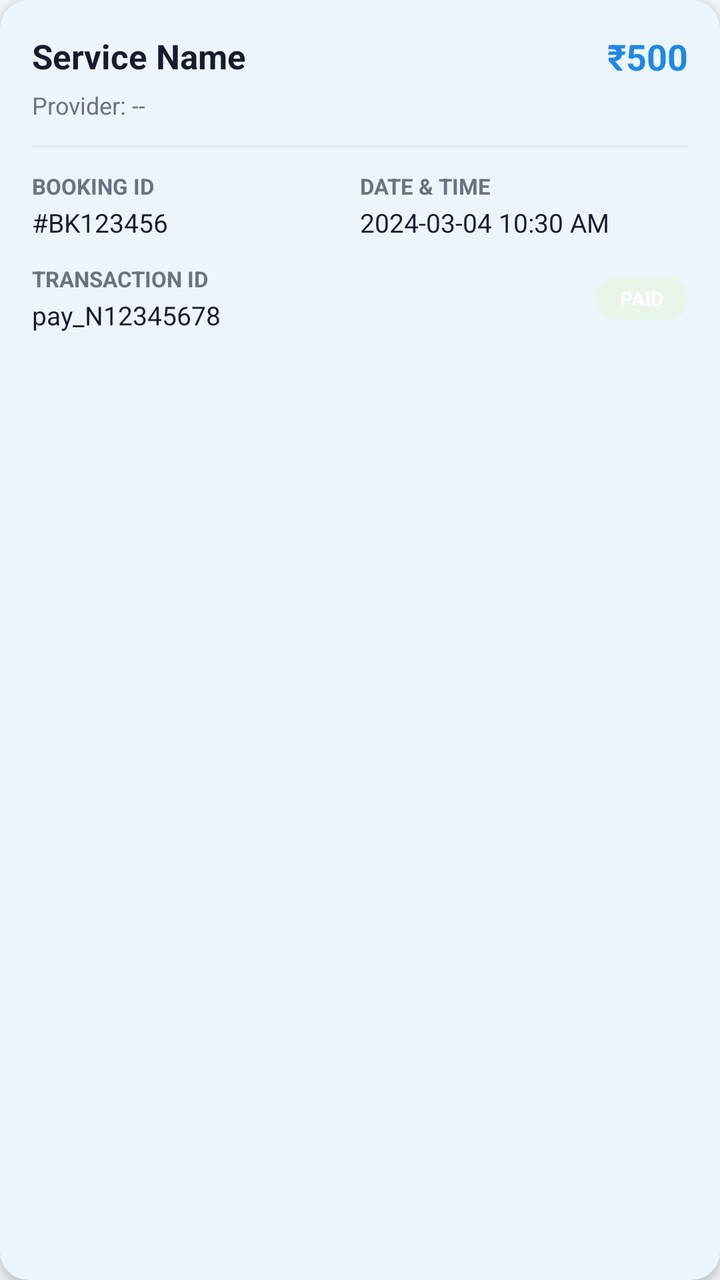
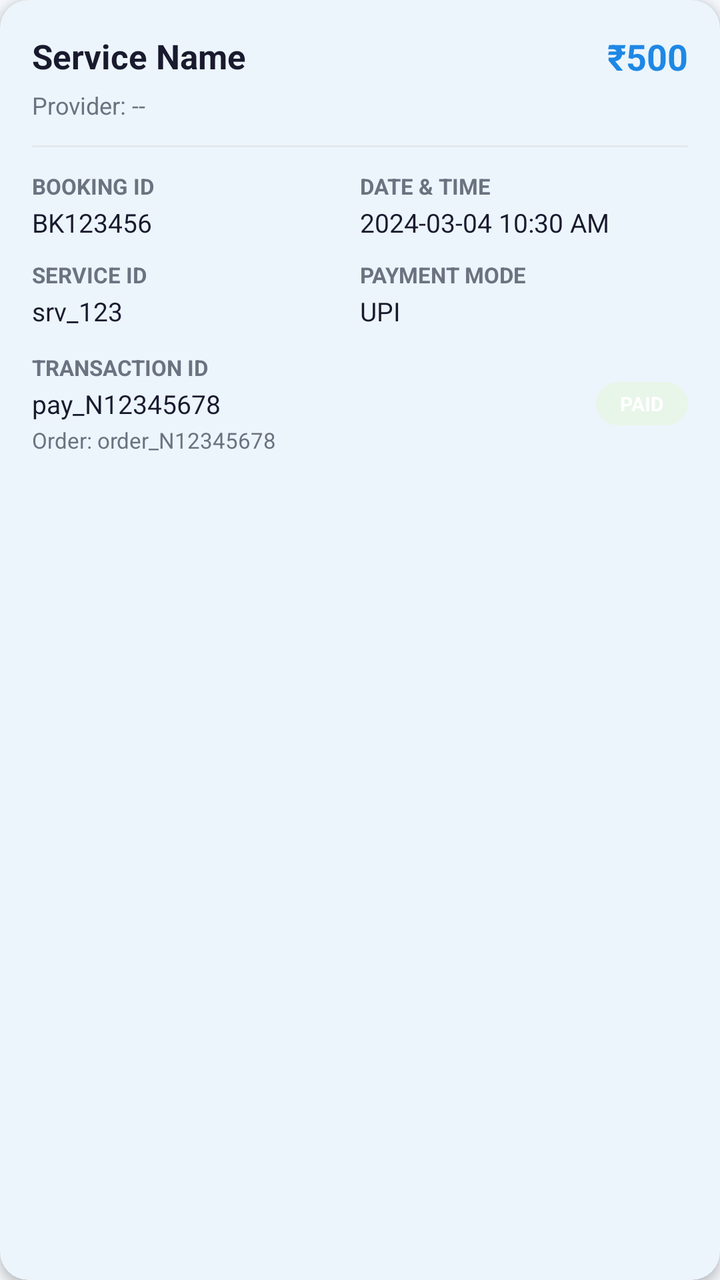

Before-and-after screenshots of an Android layout around one commit, followed by the original layout XML and the change that was made.
<!-- AndroidManifest.xml: application theme Theme.QuickFix -->
<!-- res/layout/item_earning.xml -->
<?xml version="1.0" encoding="utf-8"?>
<com.google.android.material.card.MaterialCardView
    xmlns:android="http://schemas.android.com/apk/res/android"
    xmlns:app="http://schemas.android.com/apk/res-auto"
    android:layout_width="match_parent"
    android:layout_height="wrap_content"
    android:layout_marginStart="12dp"
    android:layout_marginEnd="12dp"
    android:layout_marginTop="6dp"
    android:layout_marginBottom="6dp"
    app:cardCornerRadius="14dp"
    app:cardElevation="3dp"
    app:strokeWidth="0dp">

    <LinearLayout
        android:layout_width="match_parent"
        android:layout_height="wrap_content"
        android:orientation="vertical"
        android:padding="16dp">

        <LinearLayout
            android:layout_width="match_parent"
            android:layout_height="wrap_content"
            android:gravity="center_vertical"
            android:orientation="horizontal">

            <TextView
                android:id="@+id/tvServiceName"
                android:layout_width="0dp"
                android:layout_height="wrap_content"
                android:layout_weight="1"
                android:text="Service Name"
                android:textColor="@color/text_primary"
                android:textSize="17sp"
                android:textStyle="bold" />

            <TextView
                android:id="@+id/tvAmount"
                android:layout_width="wrap_content"
                android:layout_height="wrap_content"
                android:text="₹500"
                android:textColor="@color/primary"
                android:textSize="18sp"
                android:textStyle="bold" />
        </LinearLayout>

        <TextView
            android:id="@+id/tvProviderName"
            android:layout_width="match_parent"
            android:layout_height="wrap_content"
            android:layout_marginTop="4dp"
            android:text="Provider: --"
            android:textColor="@color/text_secondary"
            android:textSize="12sp" />

        <View
            android:layout_width="match_parent"
            android:layout_height="1dp"
            android:layout_marginTop="12dp"
            android:layout_marginBottom="12dp"
            android:background="@color/divider" />

        <LinearLayout
            android:layout_width="match_parent"
            android:layout_height="wrap_content"
            android:orientation="horizontal">

            <LinearLayout
                android:layout_width="0dp"
                android:layout_height="wrap_content"
                android:layout_weight="1"
                android:orientation="vertical">

                <TextView
                    android:layout_width="wrap_content"
                    android:layout_height="wrap_content"
                    android:text="Booking ID"
                    android:textColor="@color/text_secondary"
                    android:textSize="11sp"
                    android:textAllCaps="true"
                    android:textStyle="bold" />

                <TextView
                    android:id="@+id/tvBookingId"
                    android:layout_width="wrap_content"
                    android:layout_height="wrap_content"
                    android:layout_marginTop="2dp"
                    android:text="#BK123456"
                    android:textColor="@color/text_primary"
                    android:textSize="13sp" />
            </LinearLayout>

            <LinearLayout
                android:layout_width="0dp"
                android:layout_height="wrap_content"
                android:layout_weight="1"
                android:orientation="vertical">

                <TextView
                    android:layout_width="wrap_content"
                    android:layout_height="wrap_content"
                    android:text="Date &amp; Time"
                    android:textColor="@color/text_secondary"
                    android:textSize="11sp"
                    android:textAllCaps="true"
                    android:textStyle="bold" />

                <TextView
                    android:id="@+id/tvDate"
                    android:layout_width="wrap_content"
                    android:layout_height="wrap_content"
                    android:layout_marginTop="2dp"
                    android:text="2024-03-04 10:30 AM"
                    android:textColor="@color/text_primary"
                    android:textSize="13sp" />
            </LinearLayout>
        </LinearLayout>

        <LinearLayout
            android:layout_width="match_parent"
            android:layout_height="wrap_content"
            android:layout_marginTop="12dp"
            android:orientation="horizontal"
            android:gravity="center_vertical">

            <LinearLayout
                android:layout_width="0dp"
                android:layout_height="wrap_content"
                android:layout_weight="1"
                android:orientation="vertical">

                <TextView
                    android:layout_width="wrap_content"
                    android:layout_height="wrap_content"
                    android:text="Transaction ID"
                    android:textColor="@color/text_secondary"
                    android:textSize="11sp"
                    android:textAllCaps="true"
                    android:textStyle="bold" />

                <TextView
                    android:id="@+id/tvTxnId"
                    android:layout_width="wrap_content"
                    android:layout_height="wrap_content"
                    android:layout_marginTop="2dp"
                    android:text="pay_N12345678"
                    android:textColor="@color/text_primary"
                    android:textSize="13sp" />
            </LinearLayout>

            <TextView
                android:id="@+id/tvStatus"
                android:layout_width="wrap_content"
                android:layout_height="wrap_content"
                android:background="@drawable/badge_completed"
                android:paddingStart="12dp"
                android:paddingEnd="12dp"
                android:paddingTop="4dp"
                android:paddingBottom="4dp"
                android:text="PAID"
                android:textColor="@color/white"
                android:textSize="10sp"
                android:textStyle="bold" />
        </LinearLayout>

    </LinearLayout>
</com.google.android.material.card.MaterialCardView>
<!-- resources referenced by this layout -->
<resources>
  <color name="divider">#E5E7EB</color>
  <color name="primary">#1E88E5</color>
  <color name="text_primary">#1A1A2E</color>
  <color name="text_secondary">#6B7280</color>
  <color name="white">#FFFFFFFF</color>
  <!-- drawable badge_completed (drawable) -->
  ﻿<?xml version="1.0" encoding="utf-8"?>
  <shape xmlns:android="http://schemas.android.com/apk/res/android">
      <solid android:color="#E8F5E9" />
      <corners android:radius="16dp" />
  </shape>
  <style name="Theme.QuickFix" parent="Base.Theme.QuickFix" />
  <color name="primary_dark">#1565C0</color>
  <color name="accent_green">#43A047</color>
  <color name="screen_background">#F4F7FB</color>
  <color name="card_bg">#FFFFFF</color>
  <color name="surface_variant">#F5F7FA</color>
  <style name="Theme.QuickFix.AdminDialog" parent="ThemeOverlay.Material3.MaterialAlertDialog">
          <item name="colorSurface">@color/card_bg</item>
          <item name="colorOnSurface">@color/text_primary</item>
          <item name="colorOutline">@color/divider</item>
      </style>
  <style name="Theme.QuickFix.BottomSheet" parent="ThemeOverlay.Material3.BottomSheetDialog">
          <item name="colorSurface">@color/card_bg</item>
          <item name="colorOnSurface">@color/text_primary</item>
          <item name="android:colorBackground">@color/card_bg</item>
      </style>
  <style name="Widget.QuickFix.Button" parent="Widget.Material3.Button">
          <item name="backgroundTint">@color/primary</item>
          <item name="android:textColor">@color/white</item>
      </style>
  <style name="Widget.QuickFix.Chip.Filter" parent="Widget.Material3.Chip.Filter">
          <item name="chipBackgroundColor">@color/surface_variant</item>
          <item name="android:textColor">@color/text_primary</item>
          <item name="checkedIconTint">@color/primary</item>
      </style>
  <style name="Widget.QuickFix.TextInputLayout" parent="Widget.Material3.TextInputLayout.OutlinedBox">
          <item name="boxBackgroundColor">@color/input_background</item>
          <item name="boxStrokeColor">@color/input_stroke</item>
          <item name="boxStrokeErrorColor">@color/error_red</item>
          <item name="hintTextColor">@color/input_hint</item>
          <item name="startIconTint">@color/input_icon</item>
          <item name="endIconTint">@color/input_icon</item>
          <item name="boxStrokeWidthFocused">2dp</item>
      </style>
  <color name="input_background">#FFFFFF</color>
  <color name="input_stroke">#1E88E5</color>
  <color name="error_red">#D32F2F</color>
  <color name="input_hint">#6B7280</color>
  <color name="input_icon">#455A64</color>
  <!-- unchanged entries left out for length: 1 -->
</resources>

<!-- the commit's change to res/layout/item_earning.xml (unified diff, before → after) -->
@@ -85,7 +85,7 @@
                     android:layout_width="wrap_content"
                     android:layout_height="wrap_content"
                     android:layout_marginTop="2dp"
-                    android:text="#BK123456"
+                    android:text="BK123456"
                     android:textColor="@color/text_primary"
                     android:textSize="13sp" />
             </LinearLayout>
@@ -111,6 +111,63 @@
                     android:layout_height="wrap_content"
                     android:layout_marginTop="2dp"
                     android:text="2024-03-04 10:30 AM"
+                    android:textColor="@color/text_primary"
+                    android:textSize="13sp" />
+            </LinearLayout>
+        </LinearLayout>
+
+        <LinearLayout
+            android:layout_width="match_parent"
+            android:layout_height="wrap_content"
+            android:layout_marginTop="10dp"
+            android:orientation="horizontal">
+
+            <LinearLayout
+                android:layout_width="0dp"
+                android:layout_height="wrap_content"
+                android:layout_weight="1"
+                android:orientation="vertical">
+
+                <TextView
+                    android:layout_width="wrap_content"
+                    android:layout_height="wrap_content"
+                    android:text="Service ID"
+                    android:textAllCaps="true"
+                    android:textColor="@color/text_secondary"
+                    android:textSize="11sp"
+                    android:textStyle="bold" />
+
+                <TextView
+                    android:id="@+id/tvServiceId"
+                    android:layout_width="wrap_content"
+                    android:layout_height="wrap_content"
+                    android:layout_marginTop="2dp"
+                    android:text="srv_123"
+                    android:textColor="@color/text_primary"
+                    android:textSize="13sp" />
+            </LinearLayout>
+
+            <LinearLayout
+                android:layout_width="0dp"
+                android:layout_height="wrap_content"
+                android:layout_weight="1"
+                android:orientation="vertical">
+
+                <TextView
+                    android:layout_width="wrap_content"
+                    android:layout_height="wrap_content"
+                    android:text="Payment Mode"
+                    android:textAllCaps="true"
+                    android:textColor="@color/text_secondary"
+                    android:textSize="11sp"
+                    android:textStyle="bold" />
+
+                <TextView
+                    android:id="@+id/tvPaymentMode"
+                    android:layout_width="wrap_content"
+                    android:layout_height="wrap_content"
+                    android:layout_marginTop="2dp"
+                    android:text="UPI"
                     android:textColor="@color/text_primary"
                     android:textSize="13sp" />
             </LinearLayout>
@@ -146,6 +203,15 @@
                     android:text="pay_N12345678"
                     android:textColor="@color/text_primary"
                     android:textSize="13sp" />
+
+                <TextView
+                    android:id="@+id/tvOrderId"
+                    android:layout_width="wrap_content"
+                    android:layout_height="wrap_content"
+                    android:layout_marginTop="2dp"
+                    android:text="Order: order_N12345678"
+                    android:textColor="@color/text_secondary"
+                    android:textSize="11sp" />
             </LinearLayout>
 
             <TextView
